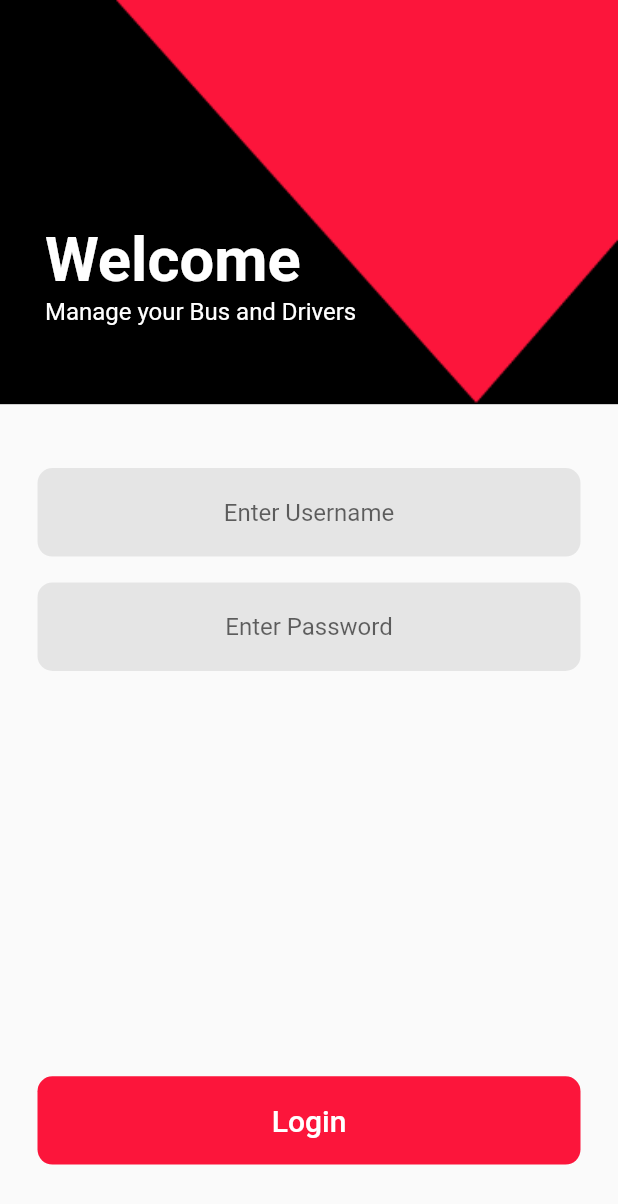
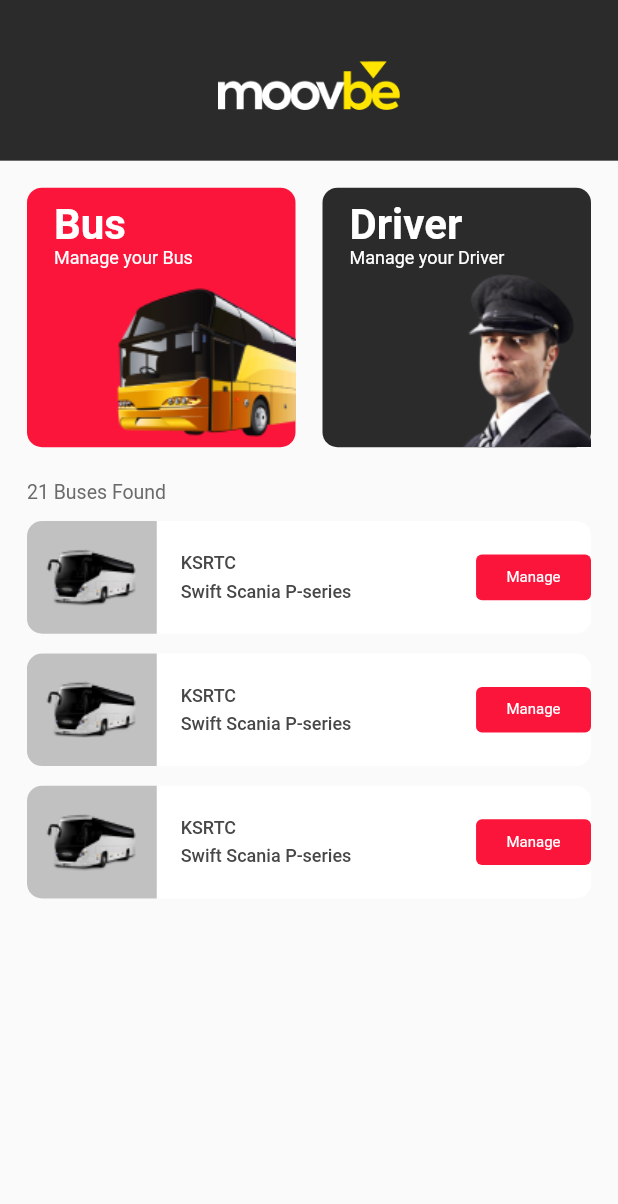
Before and after one commit to Musthafa-Ap/bus-project, a Flutter app: the screen it shows after launch, after a tap on "Get Started", on a phone screen of 412 x 824 dp. Shown: the top 1204 px of the screen. Run offline on Flutter 3.47's test engine with Material 2 defaults, Android fonts, the phone set to English and light mode, and no system bars.

Commit message:
master screen UI is completed

```diff
--- a/lib/view/home_page/home_page.dart
+++ b/lib/view/home_page/home_page.dart
@@ -1,5 +1,6 @@
 import 'package:bus_project/view/home_page/common_widgets/common_button.dart';
 import 'package:bus_project/view/login_page.dart';
+import 'package:bus_project/view/master_screen/master_screen.dart';
 import 'package:flutter/material.dart';
 
 class HomePage extends StatelessWidget {
@@ -22,8 +23,8 @@ class HomePage extends StatelessWidget {
             CommonButton(
               title: "Get Started",
               onTap: () {
-                Navigator.of(context).push(
-                    MaterialPageRoute(builder: (context) => const LoginPage()));
+                Navigator.of(context).push(MaterialPageRoute(
+                    builder: (context) => const MasterScreen()));
               },
               backgroundColor: Colors.white,
               titleColor: Colors.red,
--- a/lib/view/login_page.dart
+++ b/lib/view/login_page.dart
@@ -20,7 +20,7 @@ class LoginPage extends StatelessWidget {
                 Container(
                   height: size.height * .327,
                   decoration: const BoxDecoration(
-                      color: Colors.black,
+                      color: Color(0xff2B2B2B),
                       image: DecorationImage(
                           fit: BoxFit.fill,
                           image: AssetImage(
--- /dev/null
+++ b/lib/view/master_screen/master_screen.dart
@@ -0,0 +1,51 @@
+import 'package:bus_project/view/master_screen/widgets/app_bar_section.dart';
+import 'package:bus_project/view/master_screen/widgets/bus_card.dart';
+import 'package:bus_project/view/master_screen/widgets/top_section.dart';
+import 'package:flutter/material.dart';
+
+class MasterScreen extends StatelessWidget {
+  const MasterScreen({super.key});
+
+  @override
+  Widget build(BuildContext context) {
+    final size = MediaQuery.of(context).size;
+    return Scaffold(
+      body: Column(
+        children: [
+          const AppBarSection(),
+          Padding(
+            padding: const EdgeInsets.only(left: 18, right: 18, top: 18),
+            child: Column(
+              crossAxisAlignment: CrossAxisAlignment.start,
+              children: [
+                const TopRowSection(),
+                SizedBox(height: size.height * 0.027),
+                const Text(
+                  "21 Buses Found",
+                  style: TextStyle(fontSize: 13, color: Color(0xff6B6B6B)),
+                ),
+                // SizedBox(height: size.height * 0.027),
+              ],
+            ),
+          ),
+          Expanded(
+            child: ListView.separated(
+              itemCount: 3,
+              separatorBuilder: (context, index) {
+                return SizedBox(
+                  height: size.height * .016,
+                );
+              },
+              padding: const EdgeInsets.symmetric(horizontal: 18, vertical: 12),
+              physics: const BouncingScrollPhysics(),
+              shrinkWrap: true,
+              itemBuilder: (context, index) {
+                return BusCard();
+              },
+            ),
+          )
+        ],
+      ),
+    );
+  }
+}
--- /dev/null
+++ b/lib/view/master_screen/widgets/app_bar_section.dart
@@ -0,0 +1,22 @@
+import 'package:flutter/material.dart';
+import 'package:flutter/src/widgets/framework.dart';
+import 'package:flutter/src/widgets/placeholder.dart';
+
+class AppBarSection extends StatelessWidget {
+  const AppBarSection({super.key});
+
+  @override
+  Widget build(BuildContext context) {
+    final size = MediaQuery.of(context).size;
+    return Container(
+      height: size.height * .13,
+      decoration: const BoxDecoration(
+          color: Color(0xff2B2B2B),
+          image: DecorationImage(
+              scale: 1.7,
+              image: AssetImage(
+                "assets/images/logo.png",
+              ))),
+    );
+  }
+}
--- /dev/null
+++ b/lib/view/master_screen/widgets/bus_card.dart
@@ -0,0 +1,75 @@
+import 'package:flutter/material.dart';
+import 'package:flutter/src/widgets/framework.dart';
+import 'package:flutter/src/widgets/placeholder.dart';
+
+class BusCard extends StatelessWidget {
+  const BusCard({super.key});
+
+  @override
+  Widget build(BuildContext context) {
+    final size = MediaQuery.of(context).size;
+    return Container(
+        height: size.height * .0911,
+        decoration: BoxDecoration(
+            color: Colors.white, borderRadius: BorderRadius.circular(10)),
+        child: Row(
+          children: [
+            Container(
+              width: size.width * .210,
+              decoration: const BoxDecoration(
+                  color: Color(0xffC1C1C1),
+                  borderRadius: BorderRadius.only(
+                      topLeft: Radius.circular(10),
+                      bottomLeft: Radius.circular(10)),
+                  image: DecorationImage(
+                      image: AssetImage("assets/images/bus2.png"))),
+            ),
+            SizedBox(
+              width: size.width * .0386,
+            ),
+            Expanded(
+              child: Column(
+                crossAxisAlignment: CrossAxisAlignment.start,
+                mainAxisAlignment: MainAxisAlignment.center,
+                children: const [
+                  Text(
+                    "KSRTC",
+                    style: TextStyle(
+                        fontWeight: FontWeight.w500,
+                        fontSize: 12,
+                        color: Color(0xff474747)),
+                  ),
+                  SizedBox(
+                    height: 5,
+                  ),
+                  Text(
+                    "Swift Scania P-series",
+                    style: TextStyle(
+                        fontWeight: FontWeight.w500,
+                        fontSize: 12,
+                        color: Color(0xff474747)),
+                  )
+                ],
+              ),
+            ),
+            Container(
+              height: size.height * .0369,
+              width: size.width * .186,
+              decoration: BoxDecoration(
+                borderRadius: BorderRadius.circular(4),
+                color: const Color(0xffFC153B),
+              ),
+              child: const Center(
+                child: Text(
+                  "Manage",
+                  style: TextStyle(
+                      fontSize: 10,
+                      fontWeight: FontWeight.w400,
+                      color: Colors.white),
+                ),
+              ),
+            )
+          ],
+        ));
+  }
+}
--- /dev/null
+++ b/lib/view/master_screen/widgets/top_section.dart
@@ -0,0 +1,96 @@
+import 'package:flutter/material.dart';
+import 'package:flutter/src/widgets/framework.dart';
+import 'package:flutter/src/widgets/placeholder.dart';
+
+class TopRowSection extends StatelessWidget {
+  const TopRowSection({super.key});
+
+  @override
+  Widget build(BuildContext context) {
+    final size = MediaQuery.of(context).size;
+    return Row(
+      children: [
+        Expanded(
+          child: Stack(
+            children: [
+              Container(
+                decoration: BoxDecoration(
+                    borderRadius: BorderRadius.circular(10),
+                    color: const Color(0xffFC153B)),
+                height: size.height * .21,
+              ),
+              const Positioned(
+                left: 18,
+                top: 8,
+                child: Text(
+                  "Bus",
+                  style: TextStyle(
+                      color: Colors.white,
+                      fontSize: 28,
+                      fontWeight: FontWeight.w700),
+                ),
+              ),
+              const Positioned(
+                left: 18,
+                top: 40,
+                child: Text(
+                  "Manage your Bus",
+                  style: TextStyle(
+                      color: Colors.white,
+                      fontSize: 12,
+                      fontWeight: FontWeight.w400),
+                ),
+              ),
+              Positioned(
+                  bottom: 5,
+                  right: 0,
+                  child: Image.asset("assets/images/bus.png"))
+            ],
+          ),
+        ),
+        const SizedBox(
+          width: 18,
+        ),
+        Expanded(
+          child: Stack(
+            children: [
+              Container(
+                height: size.height * .21,
+                decoration: BoxDecoration(
+                  borderRadius: BorderRadius.circular(10),
+                  color: const Color(0xff2B2B2B),
+                ),
+              ),
+              const Positioned(
+                left: 18,
+                top: 8,
+                child: Text(
+                  "Driver",
+                  style: TextStyle(
+                      color: Colors.white,
+                      fontSize: 28,
+                      fontWeight: FontWeight.w700),
+                ),
+              ),
+              const Positioned(
+                left: 18,
+                top: 40,
+                child: Text(
+                  "Manage your Driver",
+                  style: TextStyle(
+                      color: Colors.white,
+                      fontSize: 12,
+                      fontWeight: FontWeight.w400),
+                ),
+              ),
+              Positioned(
+                  bottom: 0,
+                  right: 0,
+                  child: Image.asset("assets/images/person.png"))
+            ],
+          ),
+        )
+      ],
+    );
+  }
+}
```
Also changed, not shown: assets/images/bus.png (added), assets/images/bus2.png (added), assets/images/person.png (added).
